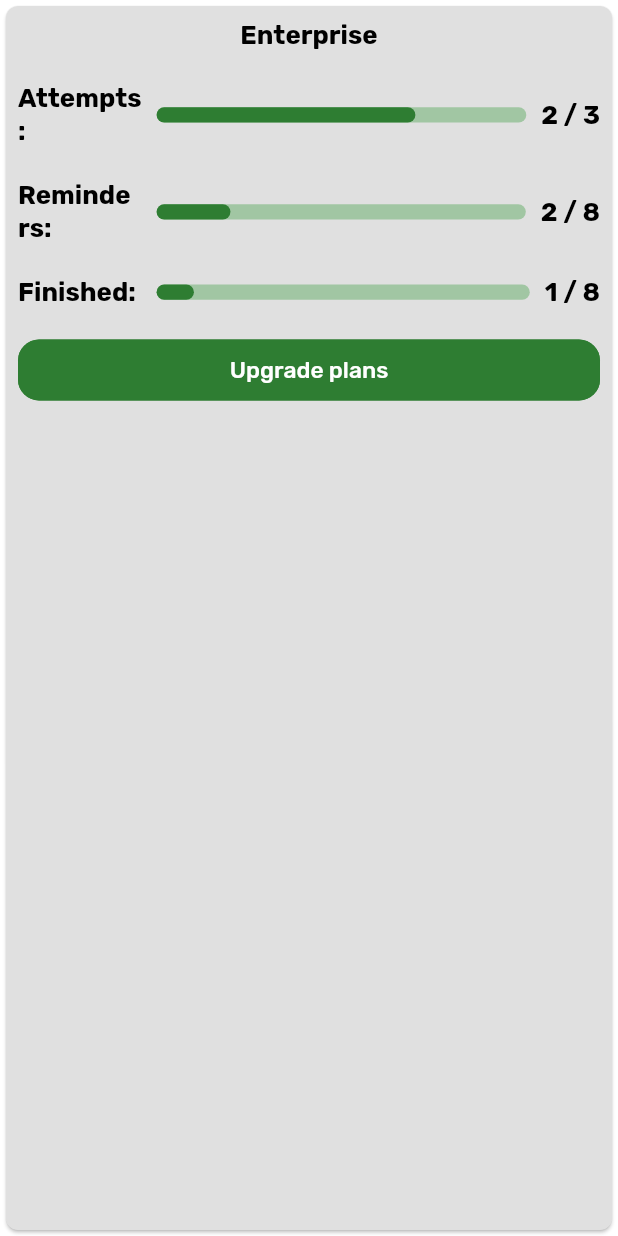
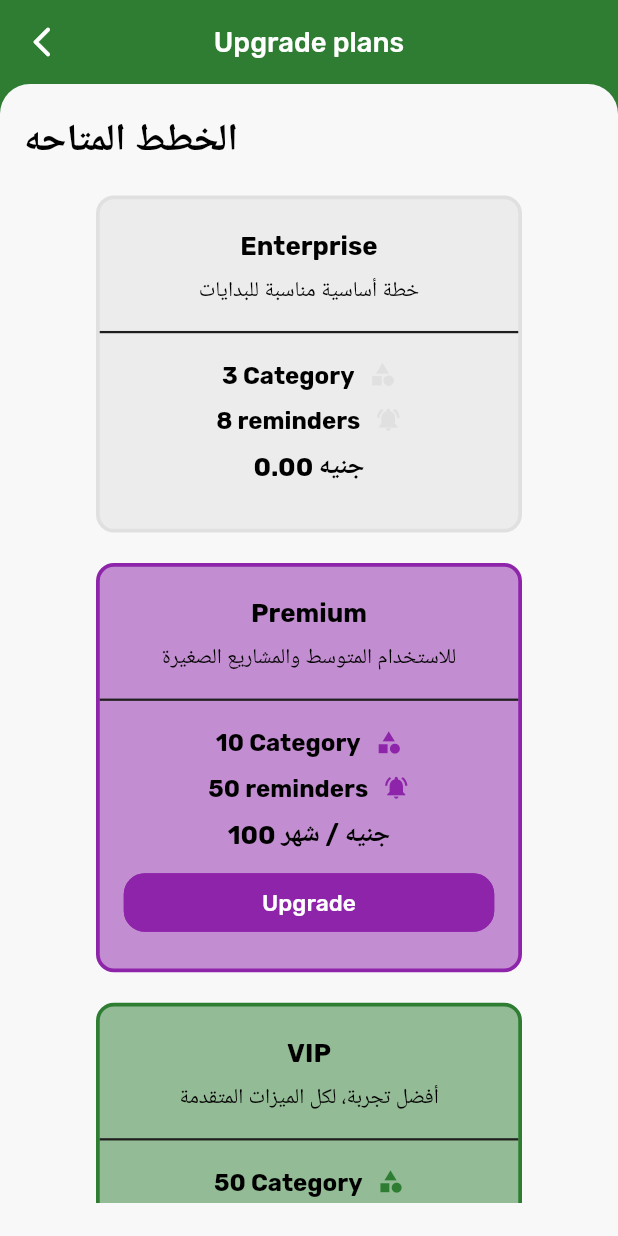
Before and after one commit to yousefmohamed35/rental_Demo, a Flutter app: the PackageInfoCard widget shown alone on an empty page, opened directly, after a tap on "Upgrade plans", on a phone screen of 412 x 824 dp. Run offline on Flutter 3.47's test engine with Material 3 defaults, Android fonts, the phone set to English and light mode, and no system bars; drawn by our look-alikes of percent_indicator; our stand-ins replace auto_route, auto_size_text, bloc, country_code_picker, equatable, flash and 15 more; missing offline and left inert: duration; accounts and stored records are empty.

Commit message:
finish upgrade plans body ui

```diff
--- a/lib/feature/home/presentation/view/widgets/package_info_card.dart
+++ b/lib/feature/home/presentation/view/widgets/package_info_card.dart
@@ -1,5 +1,7 @@
+import 'package:auto_route/auto_route.dart';
 import 'package:demorental/core/extension/context.dart';
 import 'package:demorental/core/services/core_utilis/screen_util.dart';
+import 'package:demorental/core/services/navigation/app_router.dart';
 import 'package:flutter/material.dart';
 import 'package:flutter_screenutil/flutter_screenutil.dart';
 
@@ -41,7 +43,9 @@ class PackageInfoCard extends StatelessWidget {
             AppButton(
               padding: EdgeInsets.all(0),
               label: context.locale.upgradePlans,
-              onPressed: () {},
+              onPressed: () {
+                context.pushRoute(UpgradePlansRoute());
+              },
               height: 40.toHeight,
               width: double.infinity,
             ),
--- a/lib/feature/upgrade_plans/presentation/view/upgrade_plans_page.dart
+++ b/lib/feature/upgrade_plans/presentation/view/upgrade_plans_page.dart
@@ -1,5 +1,8 @@
 import 'package:auto_route/annotations.dart';
+import 'package:demorental/core/extension/context.dart';
 import 'package:demorental/core/presentation/widgets/custom_scaffold.dart';
+import 'package:demorental/core/utilities/light_theme/light_colors.dart';
+import 'package:demorental/feature/upgrade_plans/presentation/view/widgets/upgrade_plans_body.dart';
 import 'package:flutter/material.dart';
 
 @RoutePage()
@@ -8,6 +11,11 @@ class UpgradePlansPage extends StatelessWidget {
 
   @override
   Widget build(BuildContext context) {
-    return CustomScaffold(child: Text('data'));
+    return CustomScaffold(
+      backgroundColor: AppColors.scaffoldBackgroundColor,
+      appBarColor: AppColors.primaryColor,
+      title: context.locale.upgradePlans,
+      child: UpgradePlansBody(),
+    );
   }
 }
--- /dev/null
+++ b/lib/feature/upgrade_plans/presentation/view/widgets/plans_card.dart
@@ -0,0 +1,96 @@
+import 'package:demorental/core/extension/context.dart';
+import 'package:demorental/core/presentation/widgets/button/app_button.dart';
+import 'package:demorental/core/services/core_utilis/screen_util.dart';
+import 'package:flutter/material.dart';
+import 'package:flutter_screenutil/flutter_screenutil.dart';
+
+import '../../../../../core/utilities/light_theme/light_colors.dart';
+
+class PlansCard extends StatelessWidget {
+  const PlansCard({
+    super.key,
+    required this.title,
+    required this.subtitle,
+    required this.category,
+    required this.reminders,
+    required this.price,
+    required this.addButton,
+    required this.color,
+  });
+  final String title;
+  final String subtitle;
+  final int category;
+  final int reminders;
+  final String price;
+  final bool addButton;
+  final Color color;
+  @override
+  Widget build(BuildContext context) {
+    return Container(
+      margin: EdgeInsets.symmetric(horizontal: 48),
+      padding: const EdgeInsets.symmetric(vertical: 20),
+      decoration: BoxDecoration(
+        borderRadius: BorderRadius.circular(12),
+        border: Border.all(color: color, width: 2.5),
+        color: color.withOpacity(0.5),
+      ),
+
+      child: Column(
+        children: [
+          Text(title),
+          10.toHeight.verticalSpace,
+          Text(subtitle, style: context.textTheme.labelSmall),
+          10.toHeight.verticalSpace,
+          Divider(color: AppColors.mainText),
+          10.toHeight.verticalSpace,
+          Row(
+            mainAxisAlignment: MainAxisAlignment.center,
+            children: [
+              Text(
+                '$category Category',
+                style: context.textTheme.labelSmall?.copyWith(
+                  fontSize: 16,
+                  fontWeight: FontWeight.bold,
+                ),
+              ),
+              8.toWidth.horizontalSpace,
+              Icon(Icons.category, size: 18, color: color),
+            ],
+          ),
+          10.toHeight.verticalSpace,
+          Row(
+            mainAxisAlignment: MainAxisAlignment.center,
+            children: [
+              Text(
+                '$reminders reminders',
+                style: context.textTheme.labelSmall?.copyWith(
+                  fontSize: 16,
+                  fontWeight: FontWeight.bold,
+                ),
+              ),
+              8.toWidth.horizontalSpace,
+              Icon(Icons.notifications_active, size: 18, color: color),
+            ],
+          ),
+          10.toHeight.verticalSpace,
+          Row(
+            mainAxisAlignment: MainAxisAlignment.center,
+            children: [Text(price)],
+          ),
+          10.toHeight.verticalSpace,
+          if (addButton)
+            Padding(
+              padding: const EdgeInsets.symmetric(horizontal: 16),
+              child: AppButton(
+                padding: EdgeInsets.all(10),
+                label: context.locale.upgrade,
+                onPressed: () {},
+                backgroundColor: color,
+                width: double.infinity,
+              ),
+            ),
+        ],
+      ),
+    );
+  }
+}
--- /dev/null
+++ b/lib/feature/upgrade_plans/presentation/view/widgets/upgrade_plans_body.dart
@@ -0,0 +1,55 @@
+import 'package:demorental/core/extension/context.dart';
+import 'package:demorental/core/extension/double.dart';
+import 'package:demorental/core/services/core_utilis/screen_util.dart';
+import 'package:demorental/core/utilities/light_theme/light_colors.dart';
+import 'package:flutter/material.dart';
+import 'plans_card.dart';
+
+class UpgradePlansBody extends StatelessWidget {
+  const UpgradePlansBody({super.key});
+
+  @override
+  Widget build(BuildContext context) {
+    return SafeArea(
+      top: false,
+      child: SingleChildScrollView(
+        child: Column(
+          crossAxisAlignment: CrossAxisAlignment.start,
+          children: [
+            Text('الخطط المتاحه', style: context.textTheme.titleSmall),
+            20.toHeight.verticalSpace,
+            PlansCard(
+              color: AppColors.divider,
+              title: 'Enterprise',
+              subtitle: 'خطة أساسية مناسبة للبدايات',
+              category: 3,
+              reminders: 8,
+              price: '0.00 جنيه',
+              addButton: false,
+            ),
+            20.toHeight.verticalSpace,
+            PlansCard(
+              color: AppColors.accentColor,
+              title: 'Premium',
+              subtitle: 'للاستخدام المتوسط والمشاريع الصغيرة',
+              category: 10,
+              reminders: 50,
+              price: '100 جنيه / شهر',
+              addButton: true,
+            ),
+            20.toHeight.verticalSpace,
+            PlansCard(
+              color: AppColors.primaryColor,
+              title: 'VIP',
+              subtitle: 'أفضل تجربة، لكل الميزات المتقدمة',
+              category: 50,
+              reminders: 200,
+              price: '200 جنيه / شهر',
+              addButton: true,
+            ),
+          ],
+        ),
+      ),
+    );
+  }
+}
```
